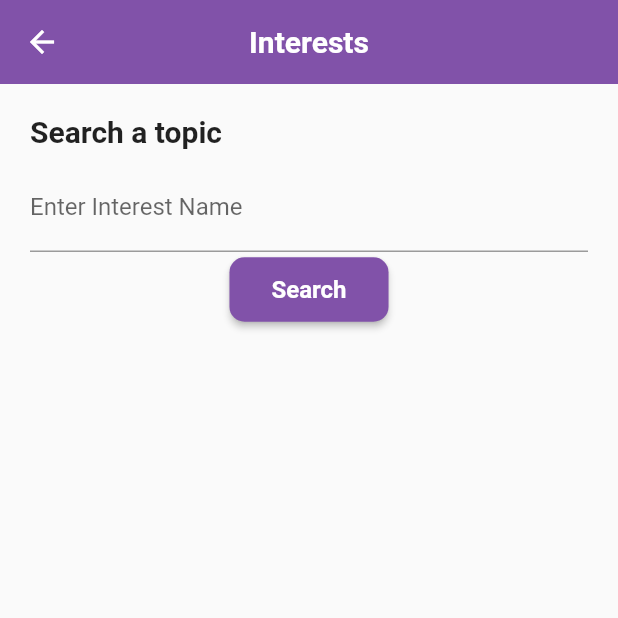
After one commit to eliffisik/mebi, a Flutter app: the InterestScreen screen opened directly, after a tap on "Search", on a phone screen of 412 x 824 dp, the top half of it. The commit adds this screen. Run offline on Flutter 3.47's test engine with Material 2 defaults, Android fonts, the phone set to English and light mode, and no system bars; missing offline and left inert: flutter_inappwebview; network calls fail.

Commit message:
interestscreenandallpostscreenadded

```diff
--- /dev/null
+++ b/lib/Screens/InterestScreen.dart
@@ -0,0 +1,145 @@
+import 'package:flutter/material.dart';
+import 'package:http/http.dart' as http;
+import 'dart:convert';
+
+class Interest {
+  String description;
+  String createdTime;
+
+  Interest({
+    required this.description,
+    required this.createdTime,
+  });
+
+  factory Interest.fromJson(Map<String, dynamic> json) {
+    return Interest(
+      description: json['description'] ?? '',
+      createdTime: json['createdTime'] ?? '',
+    );
+  }
+}
+
+class InterestScreen extends StatefulWidget {
+  @override
+  _InterestScreenState createState() => _InterestScreenState();
+}
+
+class _InterestScreenState extends State<InterestScreen> {
+  List<Interest> interests = [];
+  TextEditingController _interestNameController = TextEditingController();
+
+  Future<void> fetchInterests(String interestName) async {
+    final apiUrl = 'https://clean-architecture.azurewebsites.net/api/Post/interest/$interestName';
+
+    try {
+      final response = await http.get(Uri.parse(apiUrl), headers: {
+        "accept": "*/*",
+      });
+
+      if (response.statusCode == 200) {
+        final responseData = jsonDecode(response.body);
+        if (responseData['data'] is List<dynamic>) {
+          setState(() {
+            interests = (responseData['data'] as List<dynamic>).map((item) => Interest.fromJson(item)).toList();
+          });
+        } else {
+          print('Expected a list of interests. Response data: $responseData');
+        }
+      } else {
+        print('Something went wrong. Status code: ${response.statusCode}');
+        print('Response body: ${response.body}');
+      }
+    } catch (e) {
+      print('Error occurred while fetching interests: $e');
+    }
+  }
+
+  @override
+  void dispose() {
+    _interestNameController.dispose();
+    super.dispose();
+  }
+
+  @override
+  Widget build(BuildContext context) {
+    return Scaffold(
+      appBar: AppBar(
+        backgroundColor: Color.fromARGB(255, 129, 82, 169),
+        centerTitle: true,
+        elevation: 0,
+        title: Text(
+          'Interests',
+          style: TextStyle(
+            fontSize: 20,
+            fontWeight: FontWeight.bold,
+            color: Colors.white,
+          ),
+        ),
+      ),
+      body: Padding(
+        padding: const EdgeInsets.symmetric(horizontal: 20, vertical: 20),
+        child: Column(
+          crossAxisAlignment: CrossAxisAlignment.start,
+          children: [
+            Text(
+              'Search a topic',
+              style: TextStyle(
+                fontSize: 20,
+                fontWeight: FontWeight.bold,
+              ),
+            ),
+            SizedBox(height: 10),
+            TextField(
+              controller: _interestNameController,
+              decoration: InputDecoration(
+                labelText: 'Enter Interest Name',
+              ),
+            ),
+           SizedBox(
+  height: 50,
+  child: Align(
+    alignment: Alignment.center,
+    child: ElevatedButton(
+                onPressed: () {
+                  String interestName = _interestNameController.text;
+                  fetchInterests(interestName);
+
+                },
+                style: ElevatedButton.styleFrom(
+                  primary: Color.fromARGB(255, 129, 82, 169),
+                  shape: RoundedRectangleBorder(
+                    borderRadius: BorderRadius.circular(10),
+                  ),
+                ),
+                child: Padding(
+                  padding: const EdgeInsets.all(12.0),
+                  child: Text(
+                    'Search',
+                    style: TextStyle(
+                      fontSize: 16,
+                      fontWeight: FontWeight.bold,
+                      color: Colors.white,
+                    ),
+                  ),
+                ),
+    ),
+                ),
+              ),
+            SizedBox(height: 10),
+            Expanded(
+              child: ListView.builder(
+                itemCount: interests.length,
+                itemBuilder: (context, index) {
+                  return ListTile(
+                    title: Text(interests[index].description),
+                    subtitle: Text(interests[index].createdTime),
+                  );
+                },
+              ),
+            ),
+          ],
+        ),
+      ),
+    );
+  }
+}
```
Also changed, not shown: lib/Screens/AllPostScreen.dart (added, +181 -0 lines), lib/Screens/FavoriteScreen.dart (deleted, +0 -68 lines), lib/Screens/FeedScreen.dart (+38 -10 lines), lib/Screens/LoginScreen.dart (+59 -17 lines).
